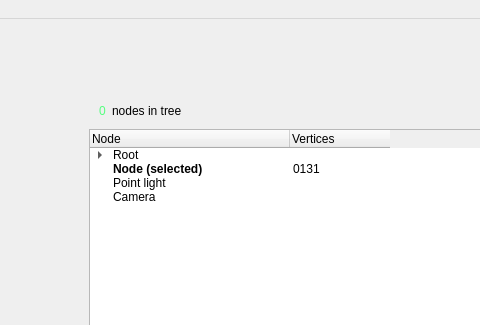
First picture: the form in gui/window.ui, repository Toeplitz/poll_gl, before the edit; both pictures show x 227 to 707 and y 0 to 325 of the 1310 by 683 pixel window.
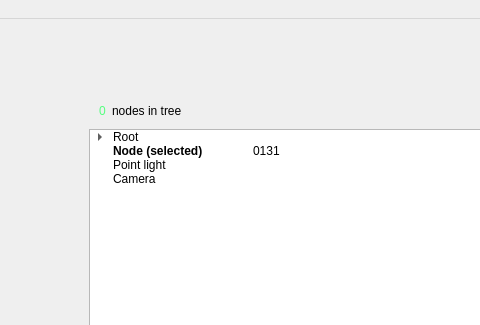
Second picture: the form after the edit. Icons and pictures are not drawn. Custom widgets are drawn as their Qt base class.

Commit message: add return for tree widget

Diff of the .ui file:
```diff
--- a/gui/window.ui
+++ b/gui/window.ui
@@ -291,19 +291,19 @@
                   </sizepolicy>
                  </property>
                  <attribute name="headerVisible">
-                  <bool>true</bool>
+                  <bool>false</bool>
                  </attribute>
                  <attribute name="headerCascadingSectionResizes">
                   <bool>false</bool>
                  </attribute>
                  <attribute name="headerDefaultSectionSize">
-                  <number>200</number>
+                  <number>160</number>
                  </attribute>
                  <attribute name="headerHighlightSections">
                   <bool>false</bool>
                  </attribute>
                  <attribute name="headerMinimumSectionSize">
-                  <number>100</number>
+                  <number>27</number>
                  </attribute>
                  <attribute name="headerStretchLastSection">
                   <bool>false</bool>
@@ -318,6 +318,11 @@
                    <string>Vertices</string>
                   </property>
                  </column>
+                 <column>
+                  <property name="text">
+                   <string>Properties</string>
+                  </property>
+                 </column>
                  <item>
                   <property name="text">
                    <string>Root</string>
@@ -326,6 +331,12 @@
                    <iconset resource="gui_resources.qrc">
                     <normaloff>:/icons/icons/node.png</normaloff>:/icons/icons/node.png</iconset>
                   </property>
+                  <property name="text">
+                   <string/>
+                  </property>
+                  <property name="text">
+                   <string/>
+                  </property>
                   <item>
                    <property name="text">
                     <string>Child</string>
@@ -352,6 +363,9 @@
                   <property name="text">
                    <string>0131</string>
                   </property>
+                  <property name="text">
+                   <string/>
+                  </property>
                  </item>
                  <item>
                   <property name="text">
@@ -361,6 +375,12 @@
                    <iconset resource="gui_resources.qrc">
                     <normaloff>:/icons/icons/light-bulb.png</normaloff>:/icons/icons/light-bulb.png</iconset>
                   </property>
+                  <property name="text">
+                   <string/>
+                  </property>
+                  <property name="text">
+                   <string/>
+                  </property>
                  </item>
                  <item>
                   <property name="text">
@@ -370,6 +390,12 @@
                    <iconset resource="gui_resources.qrc">
                     <normaloff>:/icons/icons/camera-lens.png</normaloff>:/icons/icons/camera-lens.png</iconset>
                   </property>
+                  <property name="text">
+                   <string/>
+                  </property>
+                  <property name="text">
+                   <string/>
+                  </property>
                  </item>
                 </widget>
                </item>
@@ -835,6 +861,11 @@
    <header>glwidget.h</header>
    <container>1</container>
   </customwidget>
+  <customwidget>
+   <class>Node_Tree</class>
+   <extends>QTreeWidget</extends>
+   <header>node_tree.h</header>
+  </customwidget>
  </customwidgets>
  <resources>
   <include location="gui_resources.qrc"/>
```
Left out of the diff: 16 changed lines with no effect on the pictures. The commit also changes 6 other files.
